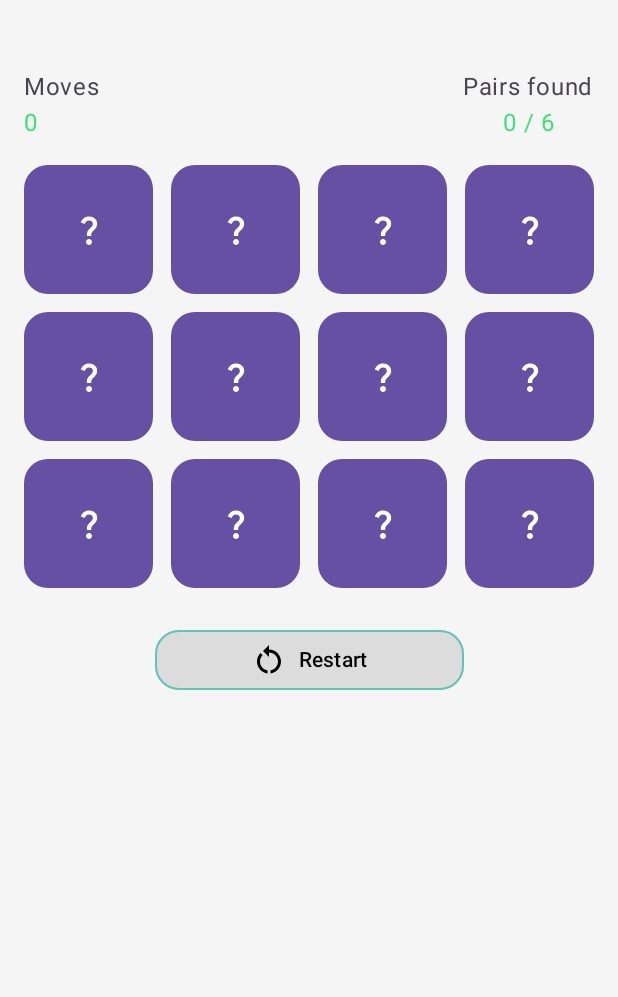
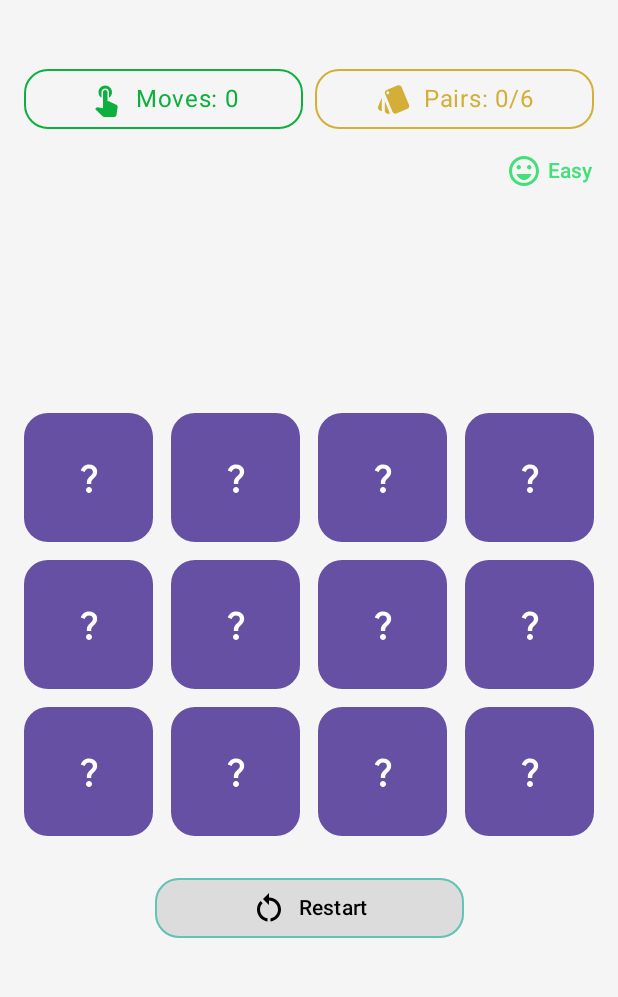
Before and after one commit to gblrodrigues/mavira-memory, an Android app built with Jetpack Compose: the GameScreen screen opened through its navigation route, on a phone screen of 412 x 824 dp, the part 69-1066 px from its top. Run offline under Robolectric (Android 15) with nearby library versions, the light colour scheme and no system bars; our stand-ins replace Dagger/Hilt's generated code, Room's generated code; libraries missing offline, so code that uses them is left out: androidx.hilt.lifecycle; 1 statement that could not run was skipped.

Commit message:
fix: improve game responsive layout (#9)

```diff
--- a/app/src/main/java/me/gblrod/mavira/features/game/components/GameBoard.kt
+++ b/app/src/main/java/me/gblrod/mavira/features/game/components/GameBoard.kt
@@ -2,13 +2,15 @@ package me.gblrod.mavira.features.game.components
 
 import androidx.compose.foundation.layout.Arrangement
 import androidx.compose.foundation.layout.PaddingValues
+import androidx.compose.foundation.layout.aspectRatio
+import androidx.compose.foundation.layout.fillMaxWidth
 import androidx.compose.foundation.lazy.grid.GridCells
 import androidx.compose.foundation.lazy.grid.LazyVerticalGrid
 import androidx.compose.foundation.lazy.grid.items
 import androidx.compose.runtime.Composable
 import androidx.compose.ui.Modifier
+import androidx.compose.ui.unit.Dp
 import androidx.compose.ui.unit.dp
-import me.gblrod.mavira.features.game.difficulty.model.DifficultyOptions
 import me.gblrod.mavira.features.game.model.MemoryCard
 
 @Composable
@@ -16,20 +18,27 @@ fun GameBoard(
     modifier: Modifier = Modifier,
     cards: List<MemoryCard>,
     onCardClick: (MemoryCard) -> Unit,
-    difficulty: (DifficultyOptions)
+    columns: Int,
+    spacing: Dp = 12.dp,
+    contentPadding: PaddingValues = PaddingValues(horizontal = 16.dp),
+    cardModifier: Modifier = Modifier
+        .fillMaxWidth()
+        .aspectRatio(1f)
 ) {
     LazyVerticalGrid(
         modifier = modifier,
-        columns = GridCells.Fixed(count = difficulty.columns),
-        horizontalArrangement = Arrangement.spacedBy(12.dp),
-        verticalArrangement = Arrangement.spacedBy(12.dp),
-        contentPadding = PaddingValues(horizontal = 16.dp)
+        columns = GridCells.Fixed(count = columns),
+        horizontalArrangement = Arrangement.spacedBy(spacing),
+        verticalArrangement = Arrangement.spacedBy(spacing),
+        contentPadding = contentPadding,
+        userScrollEnabled = false
     ) {
         items(
             items = cards,
             key = { it.id }
         ) { card ->
             MemoryCardItem(
+                modifier = cardModifier,
                 card = card,
                 onClick = {
                     onCardClick(card)
--- a/app/src/main/java/me/gblrod/mavira/features/game/components/GameContent.kt
+++ b/app/src/main/java/me/gblrod/mavira/features/game/components/GameContent.kt
@@ -4,13 +4,15 @@ import androidx.compose.foundation.layout.Arrangement
 import androidx.compose.foundation.layout.Box
 import androidx.compose.foundation.layout.BoxWithConstraints
 import androidx.compose.foundation.layout.Column
+import androidx.compose.foundation.layout.PaddingValues
 import androidx.compose.foundation.layout.Row
 import androidx.compose.foundation.layout.Spacer
-import androidx.compose.foundation.layout.aspectRatio
 import androidx.compose.foundation.layout.fillMaxHeight
 import androidx.compose.foundation.layout.fillMaxSize
+import androidx.compose.foundation.layout.fillMaxWidth
 import androidx.compose.foundation.layout.height
 import androidx.compose.foundation.layout.padding
+import androidx.compose.foundation.layout.size
 import androidx.compose.foundation.layout.width
 import androidx.compose.runtime.Composable
 import androidx.compose.ui.Alignment
@@ -33,25 +35,36 @@ fun GameContent(
     BoxWithConstraints(
         modifier = Modifier.fillMaxSize()
     ) {
-        if (maxWidth > maxHeight) {
+        val isLandscape = maxWidth > maxHeight
+        val columns = if (isLandscape) difficulty.landscapeColumns else difficulty.portraitColumns
+        val rows = cards.size / columns
+
+        if (isLandscape) {
             Row(
                 modifier = Modifier
                     .fillMaxSize()
-                    .padding(16.dp),
+                    .padding(8.dp),
                 verticalAlignment = Alignment.CenterVertically
             ) {
                 Column(
-                    modifier = Modifier.weight(1f),
+                    modifier = Modifier.weight(0.8f),
                     horizontalAlignment = Alignment.CenterHorizontally,
                     verticalArrangement = Arrangement.Center
                 ) {
                     GameSectionHeader(
                         moveCount = moveCount,
                         pairsFound = pairsFound,
-                        pairsTotal = pairsTotal
+                        pairsTotal = pairsTotal,
+                        difficulty = difficulty,
+                        difficultyRowModifier = Modifier
+                            .fillMaxWidth()
+                            .padding(
+                                vertical = 12.dp,
+                                horizontal = 16.dp
+                            )
                     )
 
-                    Spacer(modifier = Modifier.height(24.dp))
+                    Spacer(modifier = Modifier.height(16.dp))
 
                     GameRestartButton(
                         onClick = { onRestartClick() },
@@ -59,49 +72,70 @@ fun GameContent(
                     )
                 }
 
-                Spacer(modifier = Modifier.width(24.dp))
+                Spacer(modifier = Modifier.width(12.dp))
 
-                Box(
-                    modifier = Modifier.weight(1f),
+                BoxWithConstraints(
+                    modifier = Modifier
+                        .weight(1.2f)
+                        .fillMaxHeight(),
                     contentAlignment = Alignment.Center
                 ) {
+                    val spacing = 2.dp
+                    val availableHeight = maxHeight - 2.dp
+
+                    val cardSizeByWidth = (maxWidth - spacing * (columns - 1)) / columns
+                    val cardSizeByHeight = (availableHeight - spacing * (rows - 1)) / rows
+                    val cardSize = minOf(cardSizeByWidth, cardSizeByHeight)
+
+                    val boardWidth = cardSize * columns + spacing * (columns - 1)
+                    val boardHeight = cardSize * rows + spacing * (rows - 1)
+
                     GameBoard(
-                        modifier = Modifier
-                            .fillMaxHeight()
-                            .aspectRatio(1f),
-                        difficulty = difficulty,
+                        modifier = Modifier.size(width = boardWidth, height = boardHeight),
+                        columns = columns,
                         cards = cards,
-                        onCardClick = { onCardClick(it) }
+                        onCardClick = { onCardClick(it) },
+                        spacing = spacing,
+                        contentPadding = PaddingValues(0.dp),
+                        cardModifier = Modifier.size(cardSize)
                     )
                 }
             }
         } else {
             Column(
-                modifier = Modifier
-                    .fillMaxSize()
-                    .padding(vertical = 16.dp)
+                modifier = Modifier.fillMaxSize()
             ) {
                 GameSectionHeader(
                     moveCount = moveCount,
                     pairsFound = pairsFound,
-                    pairsTotal = pairsTotal
+                    pairsTotal = pairsTotal,
+                    difficulty = difficulty,
+                    modifier = Modifier.padding(vertical = 16.dp)
                 )
 
-                Spacer(modifier = Modifier.height(16.dp))
+                Box(
+                    modifier = Modifier
+                        .fillMaxWidth()
+                        .weight(1f),
+                    contentAlignment = Alignment.Center
+                ) {
+                    Column(
+                        horizontalAlignment = Alignment.CenterHorizontally
+                    ) {
+                        GameBoard(
+                            columns = columns,
+                            cards = cards,
+                            onCardClick = { onCardClick(it) }
+                        )
 
-                GameBoard(
-                    difficulty = difficulty,
-                    cards = cards,
-                    onCardClick = { onCardClick(it) }
-                )
+                        Spacer(modifier = Modifier.height(24.dp))
 
-                Spacer(modifier = Modifier.height(24.dp))
-
-                GameRestartButton(
-                    modifier = Modifier.align(Alignment.CenterHorizontally),
-                    onClick = { onRestartClick() },
-                    enabled = isGameStarted
-                )
+                        GameRestartButton(
+                            onClick = { onRestartClick() },
+                            enabled = isGameStarted
+                        )
+                    }
+                }
             }
         }
     }
--- a/app/src/main/java/me/gblrod/mavira/features/game/components/GameSectionHeader.kt
+++ b/app/src/main/java/me/gblrod/mavira/features/game/components/GameSectionHeader.kt
@@ -1,57 +1,129 @@
 package me.gblrod.mavira.features.game.components
 
+import androidx.compose.foundation.BorderStroke
 import androidx.compose.foundation.layout.Arrangement
 import androidx.compose.foundation.layout.Column
 import androidx.compose.foundation.layout.Row
+import androidx.compose.foundation.layout.Spacer
 import androidx.compose.foundation.layout.fillMaxWidth
 import androidx.compose.foundation.layout.padding
+import androidx.compose.foundation.layout.width
+import androidx.compose.foundation.shape.RoundedCornerShape
+import androidx.compose.material.icons.Icons
+import androidx.compose.material.icons.filled.Style
+import androidx.compose.material.icons.filled.TouchApp
+import androidx.compose.material3.Card
+import androidx.compose.material3.CardDefaults
+import androidx.compose.material3.Icon
 import androidx.compose.material3.MaterialTheme
 import androidx.compose.material3.Text
 import androidx.compose.runtime.Composable
 import androidx.compose.ui.Alignment
 import androidx.compose.ui.Modifier
+import androidx.compose.ui.graphics.Color
+import androidx.compose.ui.graphics.vector.ImageVector
 import androidx.compose.ui.res.stringResource
 import androidx.compose.ui.unit.dp
 import me.gblrod.mavira.R
-import me.gblrod.mavira.ui.theme.LightGreen
+import me.gblrod.mavira.features.game.difficulty.model.DifficultyOptions
+import me.gblrod.mavira.ui.theme.DarkGreen
+import me.gblrod.mavira.ui.theme.Gold
 
 @Composable
 fun GameSectionHeader(
     moveCount: Int,
     pairsFound: Int,
-    pairsTotal: Int
+    pairsTotal: Int,
+    difficulty: DifficultyOptions,
+    modifier: Modifier = Modifier,
+    difficultyRowModifier: Modifier = Modifier
+        .fillMaxWidth()
+        .padding(horizontal = 16.dp)
 ) {
     Row(
-        modifier = Modifier
+        modifier = modifier
             .fillMaxWidth()
             .padding(horizontal = 16.dp),
-        verticalAlignment = Alignment.CenterVertically,
-        horizontalArrangement = Arrangement.SpaceBetween
+        horizontalArrangement = Arrangement.spacedBy(8.dp)
     ) {
-        Column {
-            Text(
-                text = stringResource(id = R.string.game_movements),
-                color = MaterialTheme.colorScheme.onSurfaceVariant
-            )
+        CardItem(
+            color = DarkGreen,
+            text = R.string.game_movements,
+            icon = Icons.Default.TouchApp,
+            value = moveCount,
+            modifier = Modifier.weight(1f)
+        )
 
-            Text(
-                text = stringResource(id = R.string.game_movements_count, moveCount),
-                color = LightGreen
-            )
-        }
+        CardItem(
+            color = Gold,
+            text = R.string.game_pairs,
+            icon = Icons.Default.Style,
+            value = pairsFound,
+            secondaryValue = pairsTotal,
+            modifier = Modifier.weight(1f)
+        )
+    }
 
+    Row(
+        modifier = difficultyRowModifier,
+        horizontalArrangement = Arrangement.End,
+        verticalAlignment = Alignment.CenterVertically
+    ) {
+        Icon(
+            imageVector = difficulty.icon,
+            contentDescription = null,
+            tint = difficulty.color
+        )
+
+        Spacer(modifier = Modifier.width(4.dp))
+
+        Text(
+            text = stringResource(id = difficulty.label),
+            color = difficulty.color,
+            style = MaterialTheme.typography.labelLarge
+        )
+    }
+}
+
+@Composable
+private fun CardItem(
+    modifier: Modifier = Modifier,
+    color: Color,
+    icon: ImageVector,
+    text: Int,
+    value: Int,
+    secondaryValue: Int? = null
+) {
+    Card(
+        colors = CardDefaults.cardColors(contentColor = color, containerColor = Color.Transparent),
+        border = BorderStroke(width = 1.dp, color = color),
+        shape = RoundedCornerShape(16.dp),
+        modifier = modifier
+    ) {
         Column(
-            horizontalAlignment = Alignment.CenterHorizontally
+            modifier = Modifier.padding(8.dp)
         ) {
-            Text(
-                text = stringResource(id = R.string.game_pairs),
-                color = MaterialTheme.colorScheme.onSurfaceVariant
-            )
+            Row(
+                modifier = Modifier.fillMaxWidth(),
+                horizontalArrangement = Arrangement.spacedBy(
+                    space = 8.dp,
+                    alignment = Alignment.CenterHorizontally
+                ),
+                verticalAlignment = Alignment.CenterVertically
+            ) {
+                Icon(
+                    imageVector = icon,
+                    contentDescription = null
+                )
 
-            Text(
-                text = stringResource(id = R.string.game_pairs_count, pairsFound, pairsTotal),
-                color = LightGreen
-            )
+                Text(
+                    text = if (secondaryValue != null) {
+                        stringResource(id = text, value, secondaryValue)
+                    } else {
+                        stringResource(id = text, value)
+                    }
+                )
+            }
         }
     }
 }
--- a/app/src/main/java/me/gblrod/mavira/features/game/components/MemoryCardItem.kt
+++ b/app/src/main/java/me/gblrod/mavira/features/game/components/MemoryCardItem.kt
@@ -3,9 +3,7 @@ package me.gblrod.mavira.features.game.components
 import androidx.compose.animation.core.animateFloatAsState
 import androidx.compose.foundation.clickable
 import androidx.compose.foundation.layout.Box
-import androidx.compose.foundation.layout.aspectRatio
 import androidx.compose.foundation.layout.fillMaxSize
-import androidx.compose.foundation.layout.fillMaxWidth
 import androidx.compose.foundation.layout.size
 import androidx.compose.foundation.shape.RoundedCornerShape
 import androidx.compose.material.icons.Icons
@@ -26,16 +24,15 @@ import me.gblrod.mavira.features.game.model.MemoryCard
 @Composable
 fun MemoryCardItem(
     card: MemoryCard,
-    onClick: () -> Unit
+    onClick: () -> Unit,
+    modifier: Modifier = Modifier
 ) {
     val rotation by animateFloatAsState(
         targetValue = if (card.isRevealed || card.isMatched) 180f else 0f
     )
 
     Card(
-        modifier = Modifier
-            .fillMaxWidth()
-            .aspectRatio(1f)
+        modifier = modifier
             .graphicsLayer {
                 rotationY = rotation
                 cameraDistance = 8 * density
--- a/app/src/main/java/me/gblrod/mavira/ui/theme/Color.kt
+++ b/app/src/main/java/me/gblrod/mavira/ui/theme/Color.kt
@@ -17,6 +17,8 @@ val LightRed = Color(0xFFF54444)
 val EmeraldGreen = Color(0xFF10B981)
 val Yellow = Color(0xFFF5DA31)
 val PurpleStyle = Color(0xFFBE5FFF)
+val DarkGreen = Color(0xFF0DAF3E)
+val Gold = Color(0xFFD4AF37)
 
 // Buttons
 val ButtonContainerDialog = Color(0xFF61C4B5)
--- a/app/src/main/res/values/strings.xml
+++ b/app/src/main/res/values/strings.xml
@@ -21,10 +21,8 @@
     <string name="route_difficulty">Difficulty</string>
 
     <!-- GameScreen -->
-    <string name="game_movements">Moves</string>
-    <string name="game_movements_count">%1$d</string>
-    <string name="game_pairs">Pairs found</string>
-    <string name="game_pairs_count">%1$d / %2$d</string>
+    <string name="game_movements">Moves: %1$d</string>
+    <string name="game_pairs">Pairs: %1$d/%2$d</string>
     <string name="share_game_result">Mavira Memory 🧠\n\nGame completed!\n⏲️ Time: %1$s\n🔥 Difficulty: %2$s\n🔄 Moves: %3$d\n🃏 Pairs: %4$d/%5$d\n\nCan you do better? 😏</string>
 
     <!-- Statistics -->
```
Also changed, not shown: app/src/main/java/me/gblrod/mavira/features/game/difficulty/model/DifficultyOptions.kt (+10 -5 lines), 2 other files.
